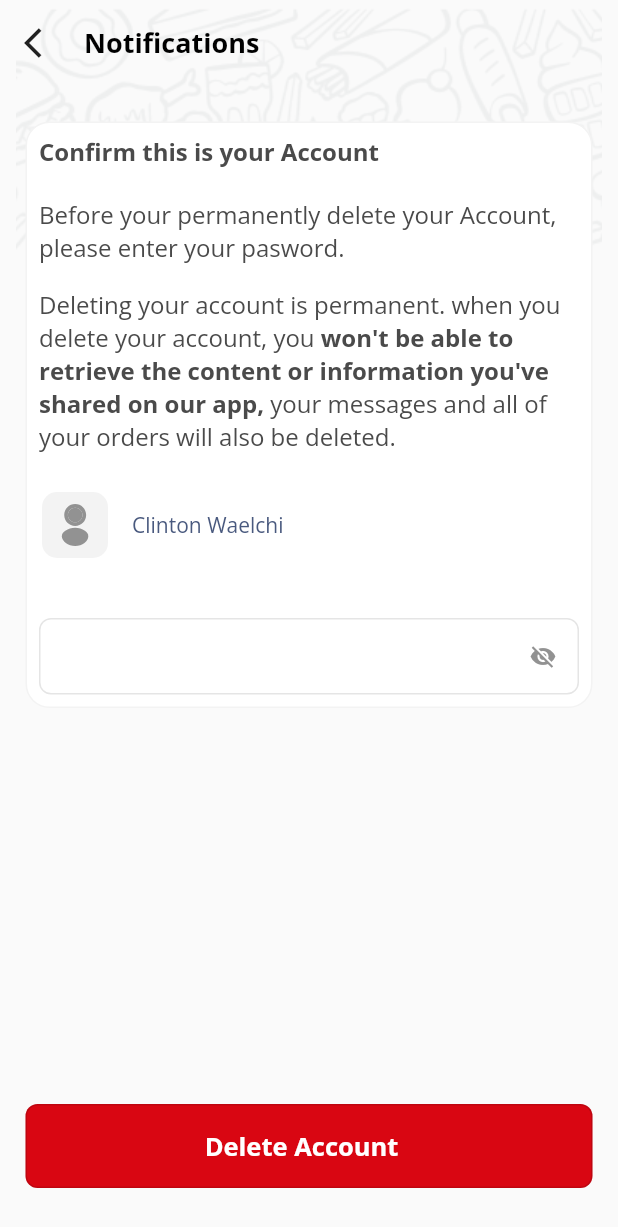
After one commit to slemankfa/elite_restaurent, a Flutter app: the DeletePage screen opened by its route, on a phone screen of 412 x 824 dp. The commit adds this screen. Shown: the top 1227 px of the screen. Run offline on Flutter 3.47's test engine with Material 2 defaults, Android fonts, the phone set to English and light mode, and no system bars; our stand-ins replace bot_toast, cached_network_image, carousel_slider, cloud_firestore, dropdown_button2, firebase_core and 8 more; missing offline and left inert: time_picker_spinner_pop_up; accounts and stored records are empty; network calls fail; project files that could hold a hidden picture were left out.

Commit message:
finished profiles pages ui

```diff
--- /dev/null
+++ b/lib/core/lunchers_helper.dart
@@ -0,0 +1,116 @@
+import 'package:bot_toast/bot_toast.dart';
+import 'package:url_launcher/url_launcher.dart';
+
+class LuncherHelper {
+  static final LuncherHelper _validationHelper = LuncherHelper._internal();
+
+  LuncherHelper._internal();
+
+  factory LuncherHelper() {
+    return _validationHelper;
+  }
+
+  Future<void> launchPhoneCall(String phoneNumber) async {
+    if (!await launchUrl(Uri.parse("tel://$phoneNumber"))) {
+      BotToast.showText(text: "لا يمكن الوصول الي رقم لهاتف");
+    }
+  }
+
+  Future<void> launchWebsiteUrl(String url) async {
+    if (!await launchUrl(Uri.parse(url))) {
+      BotToast.showText(text: "لا يمكن فتح الصفحة");
+    }
+  }
+  // void launchSocial(String url, String fallbackUrl) async {
+  //   // Don't use canLaunch because of fbProtocolUrl (fb://)
+  //   try {
+  //     bool launched = await urlLuncer.launch(url,
+  //         forceSafariVC: false, forceWebView: false);
+  //     // if (!launched) {
+  //     //   await urlLuncer.launch(fallbackUrl,
+  //     //       forceSafariVC: false, forceWebView: false);
+  //     // }
+  //   } catch (e) {
+  //     print(e.toString());
+  //     // await urlLuncer.launch(fallbackUrl,
+  //     //     forceSafariVC: false, forceWebView: false);
+  //   }
+  // }
+
+  // void launchURL(String sa) async {
+  //   // const url = 'https://flutter.io';
+  //   if (await urlLuncer.canLaunch(sa)) {
+  //     await urlLuncer.launch(sa);
+  //   } else {
+  //     throw 'Could not launch $sa';
+  //   }
+  // }
+
+  // Future<void> launchContactUrl(String url) async {
+  //   // print("url" + url);
+  //   if (await urlLuncer.canLaunch(url)) {
+  //     await urlLuncer.launch(
+  //       url,
+  //       forceSafariVC: false,
+  //     );
+  //   } else {
+  //     throw 'Could not launch $url';
+  //   }
+  // }
+
+  // void launchEmailURL(String email) async {
+  //   print(email);
+  //   final Uri params = Uri(
+  //     scheme: 'mailto',
+  //     path: email ?? "",
+  //   );
+  //   String url = params.toString();
+  //   if (await urlLuncer.canLaunch(url)) {
+  //     await urlLuncer.launch(
+  //       url,
+  //       forceSafariVC: false,
+  //     );
+  //   } else {
+  //     throw 'Could not launch $url';
+  //   }
+  // }
+
+  // void launchWhatsApp({
+  //   @required String phone,
+  //   @required String message,
+  // }) async {
+  //   print("lunchwhatsapp");
+  //   String url() {
+  //     if (Platform.isIOS) {
+  //       return "https://wa.me/$phone/?text=${Uri.parse(message)}";
+  //     } else {
+  //       return "whatsapp://send?phone=" + phone + "&text= ";
+  //       // "whatsapp://send?phone=$phone&text=${Uri.encodeFull(message)}";
+  //       // return "whatsapp://send?phone=$phone&text=${Uri.parse(message)}";
+  //     }
+  //   }
+
+  //   if (await urlLuncer.canLaunch(url())) {
+  //     await urlLuncer.launch(url(), forceSafariVC: false);
+  //   } else {
+  //     throw 'Could not launch ${url()}';
+  //   }
+  // }
+
+  // void openMyAppInStore(BuildContext context) async {
+  //   try {
+  //     String storeLink = "";
+  //     if (Platform.isIOS) {
+  //       storeLink = "https://asalni.page.link/asalni-ios";
+  //     } else {
+  //       storeLink = "https://asalni.page.link/asalnii";
+  //     }
+  //     final size = MediaQuery.of(context).size;
+  //     Share.share(storeLink,
+  //         sharePositionOrigin: Rect.fromLTWH(0, 0, size.width, size.height / 2),
+  //         subject: "قم بمشاركة التطبيق");
+  //   } catch (e) {
+  //     print(e.toString());
+  //   }
+  // }
+}
--- a/lib/core/widgets/custom_form_field.dart
+++ b/lib/core/widgets/custom_form_field.dart
@@ -50,12 +50,20 @@ class _CustomFormFieldState extends State<CustomFormField> {
   @override
   void initState() {
     if (widget.controller.text.trim().isNotEmpty) {
-      borderColor = true;
+      setState(() {
+        borderColor = true;
+      });
     }
     super.initState();
     widget.controller.addListener(() {
       if (widget.controller.text.trim().isNotEmpty) {
-        borderColor = true;
+        setState(() {
+          borderColor = true;
+        });
+      } else {
+        setState(() {
+          borderColor = false;
+        });
       }
     });
   }
--- a/lib/main.dart
+++ b/lib/main.dart
@@ -2,6 +2,7 @@ import 'package:bot_toast/bot_toast.dart';
 import 'package:elite/screens/dish_pages.dart/main_meal_details.dart';
 import 'package:elite/screens/main_tabs_page.dart';
 import 'package:elite/screens/map_pages/notifcation_page.dart';
+import 'package:elite/screens/profile_pages/delete_page.dart';
 import 'package:elite/screens/profile_pages/edit_profile_page.dart';
 import 'package:elite/screens/profile_pages/my_orders_page.dart';
 import 'package:flutter/material.dart';
@@ -48,14 +49,14 @@ class MyApp extends StatelessWidget {
       home: MainTabsPage(),
       builder: BotToastInit(), //1. call BotToastInit
       navigatorObservers: [BotToastNavigatorObserver()],
-      // const MainTabsPage(),
       routes: {
         NotificationPage.routeName: (ctx) => NotificationPage(),
         EditProfilePage.routeName: (context) => EditProfilePage(),
         MyOrdersPage.routeName: (ctx) => MyOrdersPage(),
         PointsPage.routeName: (ctx) => PointsPage(),
         MyReservationListPage.routeName: (context) => MyReservationListPage(),
-        SupportChatPage.RouteName: (context) => SupportChatPage()
+        SupportChatPage.RouteName: (context) => SupportChatPage(),
+        DeletePage.routeName: (ctx) => DeletePage(),
       },
     );
   }
--- /dev/null
+++ b/lib/screens/profile_pages/delete_page.dart
@@ -0,0 +1,207 @@
+import 'package:elite/core/styles.dart';
+import 'package:elite/core/valdtion_helper.dart';
+import 'package:flutter/material.dart';
+import 'package:flutter/src/widgets/container.dart';
+import 'package:flutter/src/widgets/framework.dart';
+import 'package:flutter_svg/svg.dart';
+
+import '../../core/widgets/custom_form_field.dart';
+import '../../core/widgets/custom_outline_button.dart';
+
+class DeletePage extends StatefulWidget {
+  const DeletePage({super.key});
+
+  @override
+  State<DeletePage> createState() => _DeletePageState();
+  static const routeName = "/delete-page";
+}
+
+class _DeletePageState extends State<DeletePage> {
+  ValidationHelper _validationHelper = ValidationHelper();
+  TextEditingController _passwordController = TextEditingController();
+  @override
+  Widget build(BuildContext context) {
+    return Scaffold(
+      body: Stack(
+        children: [
+          Positioned(
+            top: 1,
+            // bottom: 1,
+            left: 1,
+            right: 1,
+            child: Image.asset("assets/images/food_background.png"),
+          ),
+          Positioned(
+              top: 16,
+              left: 16,
+              child: SafeArea(
+                child: Row(
+                  children: [
+                    InkWell(
+                      onTap: () {
+                        Navigator.of(context).pop();
+                      },
+                      child: Icon(Icons.arrow_back_ios),
+                    ),
+                    const SizedBox(
+                      width: 16,
+                    ),
+                    Text(
+                      "Notifications",
+                      style: Styles.mainTextStyle
+                          .copyWith(fontSize: 18, fontWeight: FontWeight.bold),
+                    ),
+                  ],
+                ),
+              )),
+          Positioned(
+            top: 65,
+            left: 1,
+            right: 1,
+            bottom: 16,
+            child: SafeArea(
+              child: Container(
+                // color: Colors.white,
+                margin: EdgeInsets.all(16),
+                child: Column(
+                  children: [
+                    Expanded(
+                      child: SingleChildScrollView(
+                        child: Container(
+                          padding: EdgeInsets.all(8),
+                          decoration: BoxDecoration(
+                              borderRadius: BorderRadius.circular(16),
+                              color: Colors.white,
+                              border: Border.all(
+                                  color: Styles.RatingRivewBoxBorderColor)),
+                          child: Column(
+                            crossAxisAlignment: CrossAxisAlignment.start,
+                            children: [
+                              Text(
+                                "Confirm this is your Account",
+                                style: Styles.mainTextStyle.copyWith(
+                                    color: Styles.grayColor,
+                                    fontWeight: FontWeight.bold,
+                                    fontSize: 16),
+                              ),
+                              const SizedBox(
+                                height: 20,
+                              ),
+                              Text(
+                                "Before your permanently delete your Account, please enter your pasword.",
+                                style: Styles.mainTextStyle.copyWith(
+                                    color: Styles.grayColor,
+                                    // fontWeight: FontWeight.bold,
+                                    fontSize: 16),
+                              ),
+                              const SizedBox(
+                                height: 16,
+                              ),
+                              RichText(
+                                text: TextSpan(
+                                  text:
+                                      'Deleting your account is permanent. when you delete your account, you ',
+                                  style: Styles.mainTextStyle.copyWith(
+                                      color: Styles.grayColor,
+                                      // fontWeight: FontWeight.bold,
+                                      fontSize: 16),
+                                  children: <TextSpan>[
+                                    TextSpan(
+                                      text:
+                                          "won't be able to retrieve the content or information you've shared on our app,",
+                                      style: Styles.mainTextStyle.copyWith(
+                                          color: Styles.grayColor,
+                                          fontWeight: FontWeight.bold,
+                                          fontSize: 16),
+                                    ),
+                                    TextSpan(
+                                      text:
+                                          ' your messages and all of your orders will also be deleted.',
+                                      style: Styles.mainTextStyle.copyWith(
+                                          color: Styles.grayColor,
+                                          // fontWeight: FontWeight.bold,
+                                          fontSize: 16),
+                                    ),
+                                  ],
+                                ),
+                              ),
+                              const SizedBox(
+                                height: 20,
+                              ),
+                              Transform(
+                                transform: Matrix4.translationValues(-14, 0, 0),
+                                child: ListTile(
+                                  leading: Container(
+                                    // padding: EdgeInsets.all(5),
+                                    width: 44,
+                                    height: 44,
+                                    padding: EdgeInsets.all(8),
+                                    decoration: BoxDecoration(
+                                      color: Styles.RatingRivewBoxBorderColor,
+                                      // shape: CircleBorder(),
+                                      borderRadius: BorderRadius.circular(10),
+                                    ),
+                                    child: ClipRRect(
+                                      borderRadius: BorderRadius.circular(10),
+                                      child: SvgPicture.asset(
+                                        "assets/icons/profile.svg",
+                                        width: 13,
+                                        height: 15,
+                                        color: Styles.midGrayColor,
+                                      ),
+                                    ),
+                                  ),
+                                  title: Text(
+                                    "Clinton Waelchi",
+                                    style: Styles.mainTextStyle
+                                        .copyWith(color: Styles.userNameColor),
+                                  ),
+                                ),
+                              ),
+                              // SizedBox(
+                              //   height: 11,
+                              // ),
+                              CustomFormField(
+                                controller: _passwordController,
+                                formatter: [],
+                                textInputType: TextInputType.visiblePassword,
+                                vladationFunction:
+                                    _validationHelper.validatePassword,
+                                action: TextInputAction.done,
+                                hintText: "",
+                                isSecureField: true,
+                                textStyle: Styles.mainTextStyle,
+                                hintStyle: TextStyle(),
+                                labelTextStyle: Styles.mainTextStyle.copyWith(
+                                    color: Styles.unslectedItemColor,
+                                    fontSize: 16),
+                                label: "",
+                              ),
+                            ],
+                          ),
+                        ),
+                      ),
+                    ),
+                    CustomOutlinedButton(
+                        label: "Delete Account",
+                        isIconVisible: true,
+                        onPressedButton: () {},
+                        icon: Container(),
+                        backGroundColor: Styles.cancelREdColor,
+                        rectangleBorder: RoundedRectangleBorder(
+                            borderRadius: BorderRadius.circular(8)),
+                        // borderSide: BorderSide(color: Styles.mainColor),
+                        textStyle: Styles.mainTextStyle.copyWith(
+                            color: Colors.white,
+                            fontSize: 17,
+                            fontWeight: FontWeight.bold)),
+                  ],
+                ),
+              ),
+            ),
+          ),
+        ],
+      ),
+    );
+  }
+}
--- a/lib/screens/profile_pages/profile_page.dart
+++ b/lib/screens/profile_pages/profile_page.dart
@@ -1,4 +1,6 @@
 import 'package:cached_network_image/cached_network_image.dart';
+import 'package:elite/core/lunchers_helper.dart';
+import 'package:elite/screens/profile_pages/delete_page.dart';
 import 'package:elite/screens/profile_pages/edit_profile_page.dart';
 import 'package:elite/screens/profile_pages/my_orders_page.dart';
 import 'package:elite/screens/profile_pages/points_page.dart';
@@ -19,6 +21,9 @@ class ProfilePage extends StatefulWidget {
 }
 
 class _ProfilePageState extends State<ProfilePage> {
+
+  LuncherHelper _luncherHelper = LuncherHelper();
+
   @override
   Widget build(BuildContext context) {
     return Scaffold(
@@ -262,6 +267,9 @@ class _ProfilePageState extends State<ProfilePage> {
                           Divider(),
                           // call us
                           ListTile(
+                            onTap: (){
+                              _luncherHelper.launchPhoneCall("00966");
+                            },
                             trailing: Icon(
                               Icons.arrow_forward_ios,
                               color: Styles.midGrayColor,
@@ -298,6 +306,8 @@ class _ProfilePageState extends State<ProfilePage> {
                           // delete account
                           // chat
                           ListTile(
+                            onTap: () => Navigator.of(context)
+                                .pushNamed(DeletePage.routeName),
                             trailing: Icon(
                               Icons.arrow_forward_ios,
                               color: Styles.midGrayColor,
--- a/pubspec.yaml
+++ b/pubspec.yaml
@@ -53,6 +53,7 @@ dependencies:
   dropdown_button2: ^2.0.0
   firebase_core: ^2.8.0
   cloud_firestore: ^4.4.5
+  url_launcher: ^6.1.10
   # flutter_firebase_chat_core: ^1.6.4
   # google_maps_flutter: ^2.2.5
 
```
Also changed, not shown: pubspec.lock, 6 other files.
